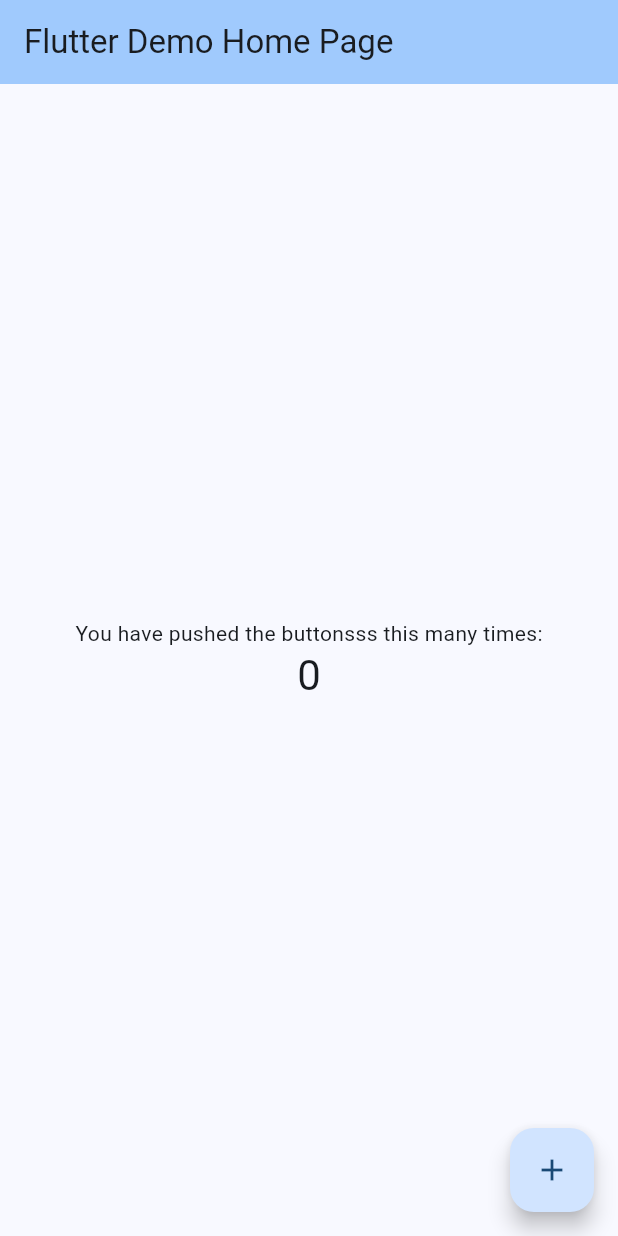
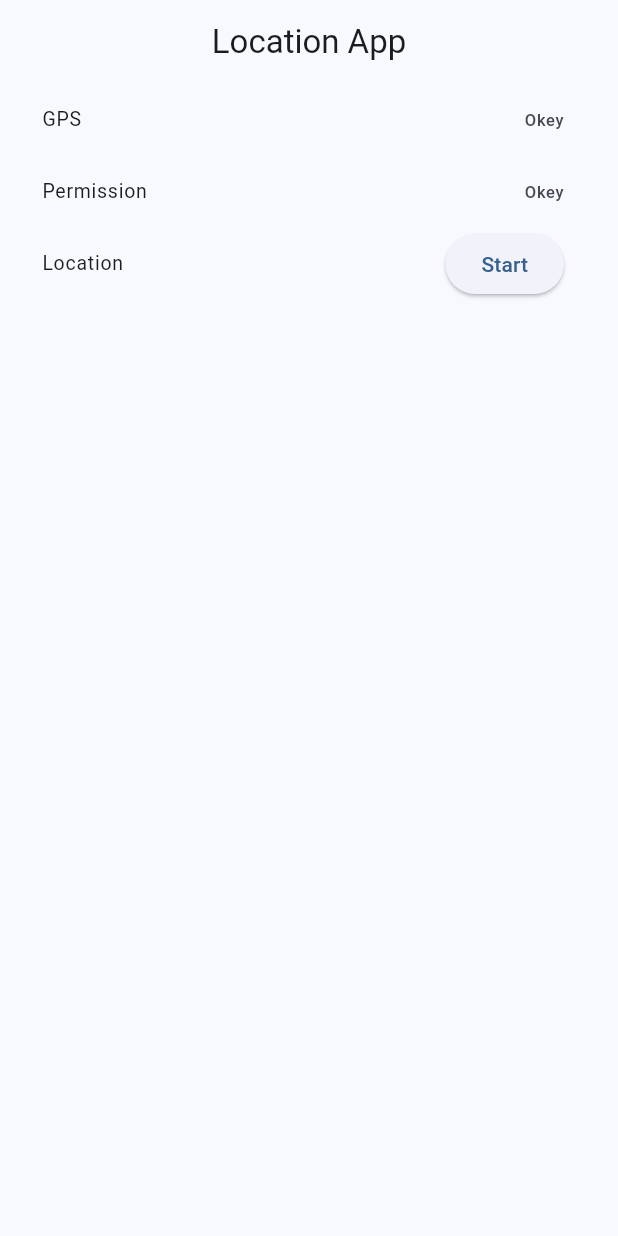
Before and after one commit to qjvk2880/land_conquer_test, a Flutter app: the screen it shows after launch, on a phone screen of 412 x 824 dp. Run offline on Flutter 3.47's test engine with Material 3 defaults, Android fonts, the phone set to English and light mode, and no system bars; our stand-ins replace location, permission_handler.

Commit message:
feat: 위치정보를 받아와 list로 표현하는 기능 구현

```diff
--- a/lib/main.dart
+++ b/lib/main.dart
@@ -1,4 +1,9 @@
+import 'dart:async';
+import 'dart:developer';
+
 import 'package:flutter/material.dart';
+import 'package:location/location.dart' as l;
+import 'package:permission_handler/permission_handler.dart';
 
 void main() {
   runApp(const MyApp());
@@ -15,55 +20,199 @@
         colorScheme: ColorScheme.fromSeed(seedColor: Colors.blue),
         useMaterial3: true,
       ),
-      home: const MyHomePage(title: 'Flutter Demo Home Page'),
+      home: const HomeScreen(title: 'Flutter Demo Home Page'),
     );
   }
 }
 
-class MyHomePage extends StatefulWidget {
-  const MyHomePage({super.key, required this.title});
+class HomeScreen extends StatefulWidget {
+  const HomeScreen({super.key, required this.title});
 
   final String title;
 
   @override
-  State<MyHomePage> createState() => _MyHomePageState();
+  State<HomeScreen> createState() => _HomeScreenState();
 }
 
-class _MyHomePageState extends State<MyHomePage> {
-  int _counter = 0;
+class _HomeScreenState extends State<HomeScreen> {
+  bool gpsEnabled = false;
+  bool permissionGranted = false;
+  l.Location location = l.Location();
+  late StreamSubscription subscription;
+  bool trackingEnabled = false;
 
-  void _incrementCounter() {
-    setState(() {
-      _counter++;
-    });
+  List<l.LocationData> locations = [];
+
+  @override
+  void initState() {
+    super.initState();
+    checkStatus();
+  }
+
+  @override
+  void dispose() {
+    stopTracking();
+    super.dispose();
   }
 
   @override
   Widget build(BuildContext context) {
     return Scaffold(
       appBar: AppBar(
-        backgroundColor: Theme.of(context).colorScheme.inversePrimary,
-        title: Text(widget.title),
+        title: const Text('Location App'),
+        centerTitle: true,
       ),
-      body: Center(
+      body: Padding(
+        padding: const EdgeInsets.symmetric(horizontal: 12),
         child: Column(
-          mainAxisAlignment: MainAxisAlignment.center,
-          children: <Widget>[
-            const Text(
-              'You have pushed the buttonsss this many times:',
+          mainAxisSize: MainAxisSize.max,
+          mainAxisAlignment: MainAxisAlignment.start,
+          children: [
+            buildListTile(
+              "GPS",
+              gpsEnabled
+                  ? const Text("Okey")
+                  : ElevatedButton(
+                  onPressed: () {
+                    requestEnableGps();
+                  },
+                  child: const Text("Enable Gps")),
             ),
-            Text(
-              '$_counter',
-              style: Theme.of(context).textTheme.headlineMedium,
+            buildListTile(
+              "Permission",
+              permissionGranted
+                  ? const Text("Okey")
+                  : ElevatedButton(
+                  onPressed: () {
+                    requestLocationPermission();
+                  },
+                  child: const Text("Request Permission")),
             ),
+            buildListTile(
+              "Location",
+              trackingEnabled
+                  ? ElevatedButton(
+                  onPressed: () {
+                    stopTracking();
+                  },
+                  child: const Text("Stop"))
+                  : ElevatedButton(
+                  onPressed: gpsEnabled && permissionGranted
+                      ? () {
+                    startTracking();
+                  }
+                      : null,
+                  child: const Text("Start")),
+            ),
+            Expanded(
+                child: ListView.builder(
+                  itemCount: locations.length,
+                  itemBuilder: (context, index) {
+                    return ListTile(
+                      title: Text(
+                          "${locations[index].latitude} ${locations[index].longitude}"),
+                    );
+                  },
+                ))
           ],
         ),
       ),
-      floatingActionButton: FloatingActionButton(
-        onPressed: _incrementCounter,
-        tooltip: 'Increment',
-        child: const Icon(Icons.add),
-      ),
     );
   }
+
+  ListTile buildListTile(
+      String title,
+      Widget? trailing,
+      ) {
+    return ListTile(
+      dense: true,
+      title: Text(title),
+      trailing: trailing,
+    );
+  }
+
+  void checkStatus() async {
+    bool _permissionGranted = await isPermissionGranted();
+    bool _gpsEnabled = await isGpsEnabled();
+    setState(() {
+      permissionGranted = _permissionGranted;
+      gpsEnabled = _gpsEnabled;
+    });
+  }
+
+  Future<bool> isPermissionGranted() async {
+    return await Permission.locationWhenInUse.isGranted;
+  }
+
+  Future<bool> isGpsEnabled() async {
+    return await Permission.location.serviceStatus.isEnabled;
+  }
+
+  void requestEnableGps() async {
+    if (gpsEnabled) {
+      log("Already open");
+    } else {
+      bool isGpsActive = await location.requestService();
+      if (!isGpsActive) {
+        setState(() {
+          gpsEnabled = false;
+        });
+        log("User did not turn on GPS");
+      } else {
+        log("gave permission to the user and opened it");
+        setState(() {
+          gpsEnabled = true;
+        });
+      }
+    }
+  }
+
+  void requestLocationPermission() async {
+    PermissionStatus permissionStatus =
+        await Permission.locationWhenInUse.request();
+    if (permissionStatus == PermissionStatus.granted) {
+      setState(() {
+        permissionGranted = true;
+      });
+    } else {
+      setState(() {
+        permissionGranted = false;
+      });
+    }
+  }
+
+  void startTracking() async {
+    if (!(await isGpsEnabled())) {
+      return;
+    }
+    if (!(await isPermissionGranted())) {
+      return;
+    }
+    subscription = location.onLocationChanged.listen((event) {
+      addLocation(event);
+    });
+    setState(() {
+      trackingEnabled = true;
+    });
+  }
+
+  void stopTracking() {
+    subscription.cancel();
+    setState(() {
+      trackingEnabled = false;
+    });
+    clearLocation();
+  }
+
+  void addLocation(l.LocationData data) {
+    setState(() {
+      locations.insert(0, data);
+    });
+  }
+
+  void clearLocation() {
+    setState(() {
+      locations.clear();
+    });
+  }
 }
```
Also changed, not shown: 2 other files.
